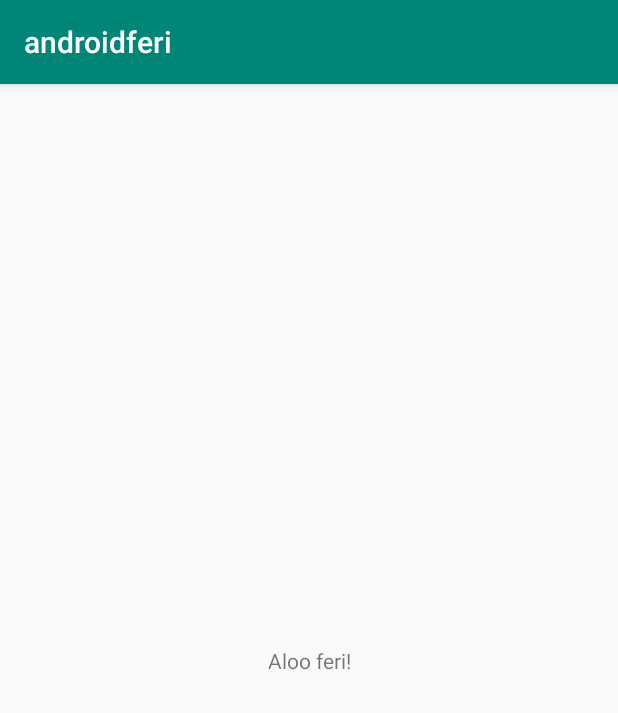
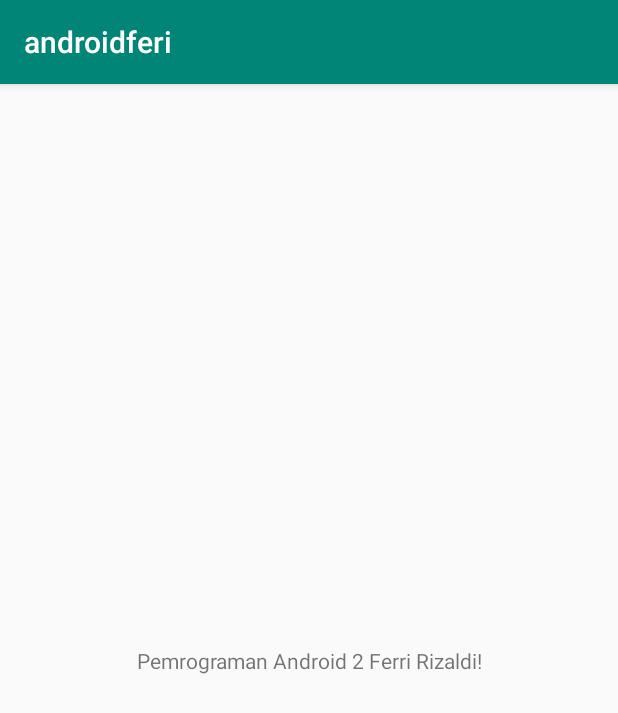
Before and after one commit to ferizaldi/androidferi, an Android app: the screen it shows after launch (MainActivity), on a phone screen of 412 x 824 dp. Shown: the top 713 px of the screen. Run offline under Robolectric (Android 15) with nearby library versions, the phone set to English and light mode, and no system bars.

Commit message:
perubahan teks

```diff
--- a/app/src/main/res/layout/activity_main.xml
+++ b/app/src/main/res/layout/activity_main.xml
@@ -10,7 +10,7 @@
     <TextView
         android:layout_width="wrap_content"
         android:layout_height="wrap_content"
-        android:text="Aloo feri!"
+        android:text="Pemrograman Android 2 Ferri Rizaldi!"
         app:layout_constraintBottom_toBottomOf="parent"
         app:layout_constraintLeft_toLeftOf="parent"
         app:layout_constraintRight_toRightOf="parent"
```
